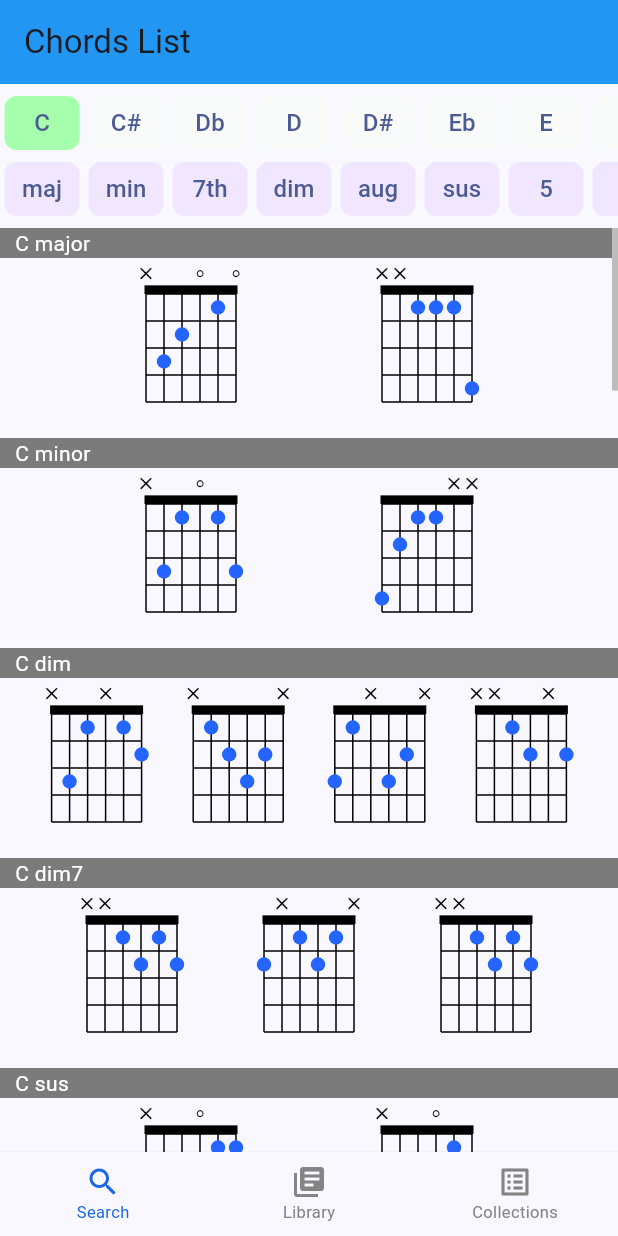
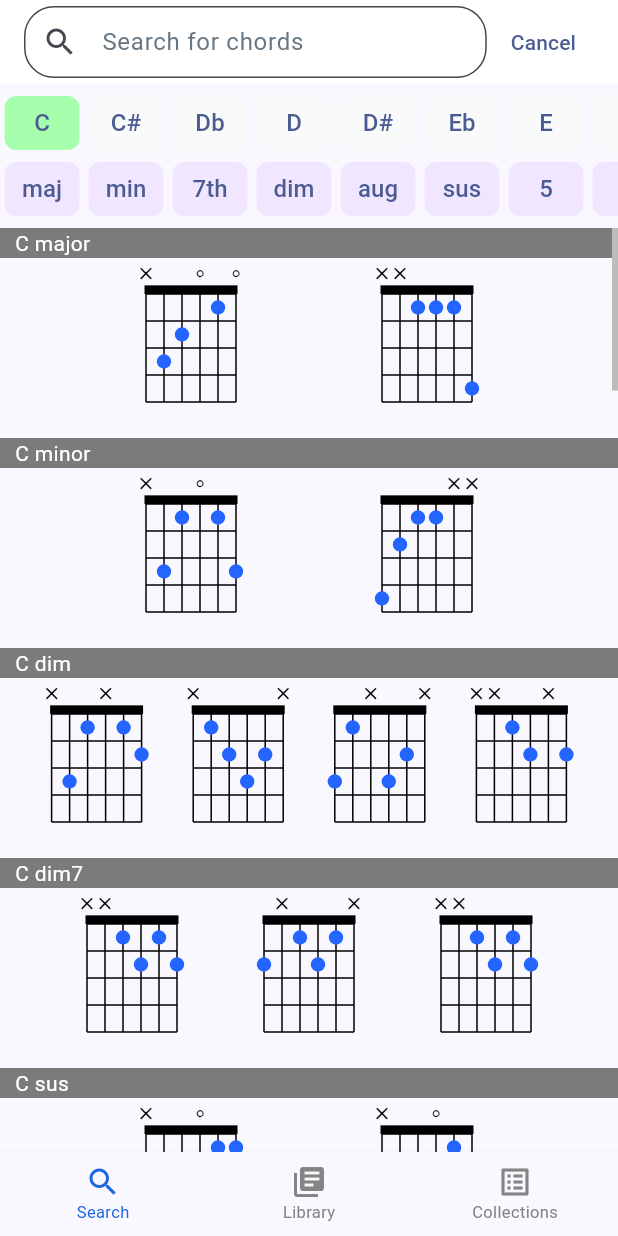
Before and after one commit to dantehemerson/chords-legacy, a Flutter app: the screen it shows after launch, on a phone screen of 412 x 824 dp. Run offline on Flutter 3.47's test engine with Material 3 defaults, Android fonts, the phone set to English and light mode, and no system bars; missing offline and left inert: flutter_midi_pro.

Commit message:
Add searchbar

```diff
--- a/lib/views/search_view.dart
+++ b/lib/views/search_view.dart
@@ -15,6 +15,7 @@ class SearchView extends StatefulWidget {
 
 class SearchViewState extends State<SearchView> {
   FiltersModel filters = FiltersModel();
+  bool _isSearchOpen = true;
 
   void _updateFilters(FiltersModel newFilters) {
     setState(() {
@@ -26,8 +27,50 @@ class SearchViewState extends State<SearchView> {
   Widget build(BuildContext context) {
     return Scaffold(
         appBar: AppBar(
-          title: const Text('Chords List'),
-          backgroundColor: Colors.blue,
+          title: Container(
+              margin: const EdgeInsets.only(left: 16, right: 4),
+              child: const TextField(
+                  textInputAction: TextInputAction.search,
+                  autocorrect: false,
+                  decoration: InputDecoration(
+                      prefixIcon: Icon(Icons.search),
+                      border: OutlineInputBorder(
+                          borderRadius: BorderRadius.all(Radius.circular(20)),
+                          borderSide: BorderSide(
+                              width: 0,
+                              color: Color.fromARGB(255, 252, 252, 252))),
+                      hintText: 'Search for chords',
+                      hintStyle:
+                          TextStyle(color: Color.fromARGB(255, 103, 119, 131)),
+                      contentPadding: EdgeInsets.only(left: 20, right: 20),
+                      filled: true,
+                      fillColor: Colors.white),
+                  style: TextStyle(
+                      color: Color.fromARGB(255, 0, 0, 0), fontSize: 16))),
+          backgroundColor: Colors.white,
+          titleSpacing: 0,
+          actions: [
+            _isSearchOpen
+                ? Container(
+                    margin: const EdgeInsets.only(right: 16),
+                    child: TextButton(
+                      onPressed: () {
+                        setState(() {
+                          _isSearchOpen = false;
+                        });
+                      },
+                      child: const Text('Cancel'),
+                    ),
+                  )
+                : IconButton(
+                    icon: const Icon(Icons.more_vert),
+                    onPressed: () {
+                      setState(() {
+                        _isSearchOpen = !_isSearchOpen;
+                      });
+                    },
+                  )
+          ],
         ),
         body: Column(children: [
           ChordsFilter(
```
